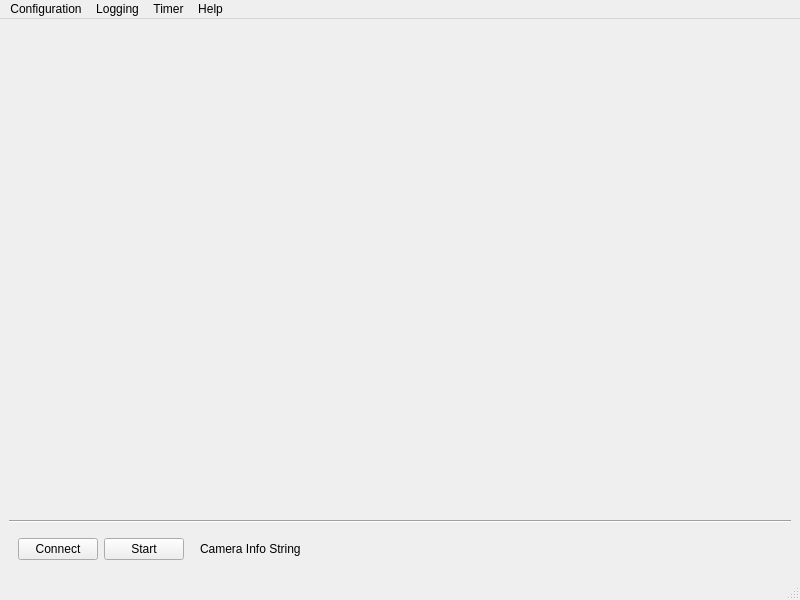
Before: the Qt Designer form src/gui/camera_window.ui in janelia-idf/bias, drawn with Qt 5.
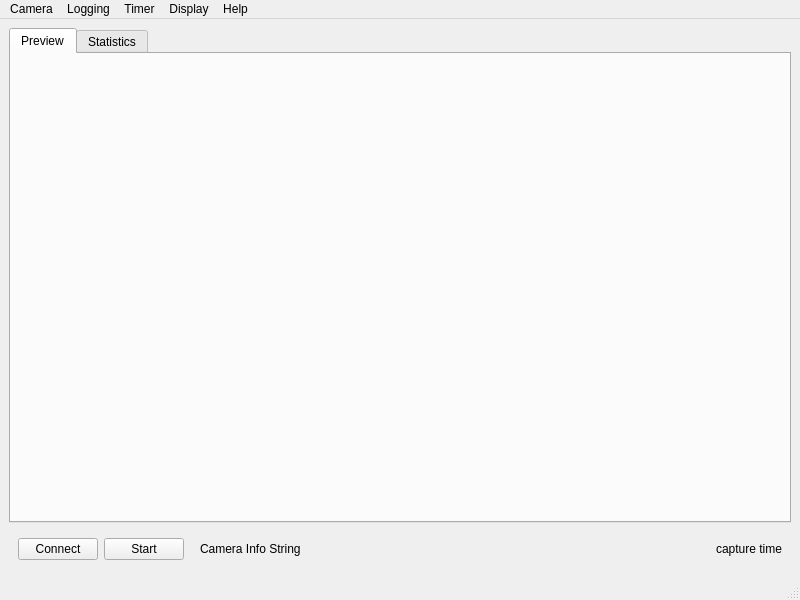
After: the same form once the commit is applied.

Commit message: Flushed out menu system on GUI, connected signals and slots for actions.

Diff of the .ui file:
```diff
--- a/src/gui/camera_window.ui
+++ b/src/gui/camera_window.ui
@@ -22,32 +22,44 @@
   <widget class="QWidget" name="centralwidgetPtr_">
    <layout class="QVBoxLayout" name="verticalLayout">
     <item>
-     <widget class="QLabel" name="imageLabelPtr_">
-      <property name="sizePolicy">
-       <sizepolicy hsizetype="Expanding" vsizetype="Expanding">
-        <horstretch>0</horstretch>
-        <verstretch>0</verstretch>
-       </sizepolicy>
+     <widget class="QTabWidget" name="previewTabWidgetPtr_">
+      <property name="currentIndex">
+       <number>0</number>
       </property>
-      <property name="minimumSize">
-       <size>
-        <width>50</width>
-        <height>50</height>
-       </size>
-      </property>
-      <property name="text">
-       <string/>
-      </property>
-      <property name="alignment">
-       <set>Qt::AlignCenter</set>
-      </property>
-     </widget>
-    </item>
-    <item>
-     <widget class="Line" name="line">
-      <property name="orientation">
-       <enum>Qt::Horizontal</enum>
-      </property>
+      <widget class="QWidget" name="previewTabPtr">
+       <attribute name="title">
+        <string>Preview</string>
+       </attribute>
+       <layout class="QHBoxLayout" name="horizontalLayout_2">
+        <item>
+         <widget class="QLabel" name="imageLabelPtr_">
+          <property name="sizePolicy">
+           <sizepolicy hsizetype="Expanding" vsizetype="Expanding">
+            <horstretch>0</horstretch>
+            <verstretch>0</verstretch>
+           </sizepolicy>
+          </property>
+          <property name="minimumSize">
+           <size>
+            <width>50</width>
+            <height>50</height>
+           </size>
+          </property>
+          <property name="text">
+           <string/>
+          </property>
+          <property name="alignment">
+           <set>Qt::AlignCenter</set>
+          </property>
+         </widget>
+        </item>
+       </layout>
+      </widget>
+      <widget class="QWidget" name="statisticsTabPtr_">
+       <attribute name="title">
+        <string>Statistics</string>
+       </attribute>
+      </widget>
      </widget>
     </item>
     <item>
@@ -115,6 +127,31 @@
          </property>
         </spacer>
        </item>
+       <item>
+        <widget class="QLabel" name="captureTimeLabelPtr_">
+         <property name="sizePolicy">
+          <sizepolicy hsizetype="Fixed" vsizetype="Preferred">
+           <horstretch>0</horstretch>
+           <verstretch>0</verstretch>
+          </sizepolicy>
+         </property>
+         <property name="minimumSize">
+          <size>
+           <width>100</width>
+           <height>0</height>
+          </size>
+         </property>
+         <property name="layoutDirection">
+          <enum>Qt::LeftToRight</enum>
+         </property>
+         <property name="text">
+          <string>capture time</string>
+         </property>
+         <property name="alignment">
+          <set>Qt::AlignRight|Qt::AlignTrailing|Qt::AlignVCenter</set>
+         </property>
+        </widget>
+       </item>
       </layout>
      </widget>
     </item>
@@ -153,9 +190,9 @@
     <addaction name="actionTimerEnabledPtr_"/>
     <addaction name="actionTimerSettingsPtr_"/>
    </widget>
-   <widget class="QMenu" name="menuConfigurationPtr_">
+   <widget class="QMenu" name="menuCameraPtr_">
     <property name="title">
-     <string>Configuration</string>
+     <string>Camera</string>
     </property>
     <addaction name="actionSetupPtr_"/>
     <addaction name="actionFrameRatePtr_"/>
@@ -171,9 +208,34 @@
     <addaction name="actionVersionPtr_"/>
     <addaction name="actionAbout"/>
    </widget>
-   <addaction name="menuConfigurationPtr_"/>
+   <widget class="QMenu" name="menuDisplayPtr_">
+    <property name="title">
+     <string>Display</string>
+    </property>
+    <widget class="QMenu" name="menuDisplayOrientationPtr_">
+     <property name="title">
+      <string>Orientation</string>
+     </property>
+     <addaction name="actionDisplayFlipVertPtr_"/>
+     <addaction name="actionDisplayFlipHorzPtr_"/>
+    </widget>
+    <widget class="QMenu" name="menuDisplayRotPtr_">
+     <property name="title">
+      <string>Rotation (deg)</string>
+     </property>
+     <addaction name="actionDisplayRot0Ptr_"/>
+     <addaction name="actionDisplayRot90Ptr_"/>
+     <addaction name="actionDisplayRot180Ptr_"/>
+     <addaction name="actionDisplayRot270Ptr_"/>
+    </widget>
+    <addaction name="actionDisplayUpdateFreqPtr_"/>
+    <addaction name="menuDisplayOrientationPtr_"/>
+    <addaction name="menuDisplayRotPtr_"/>
+   </widget>
+   <addaction name="menuCameraPtr_"/>
    <addaction name="menuLoggingPtr_"/>
    <addaction name="menuTimerPtr_"/>
+   <addaction name="menuDisplayPtr_"/>
    <addaction name="menuHelpPtr_"/>
   </widget>
   <widget class="QStatusBar" name="statusbarPtr_"/>
```
Left out of the diff: 174 changed lines with no effect on the pictures. The commit also changes 3 other files.
